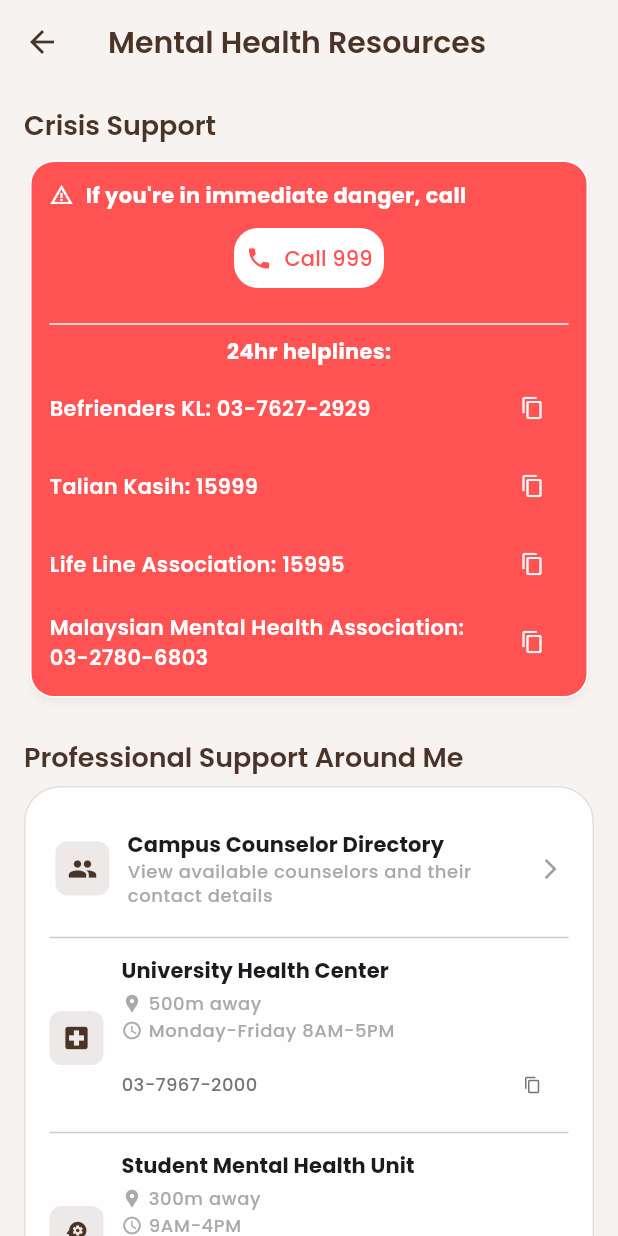
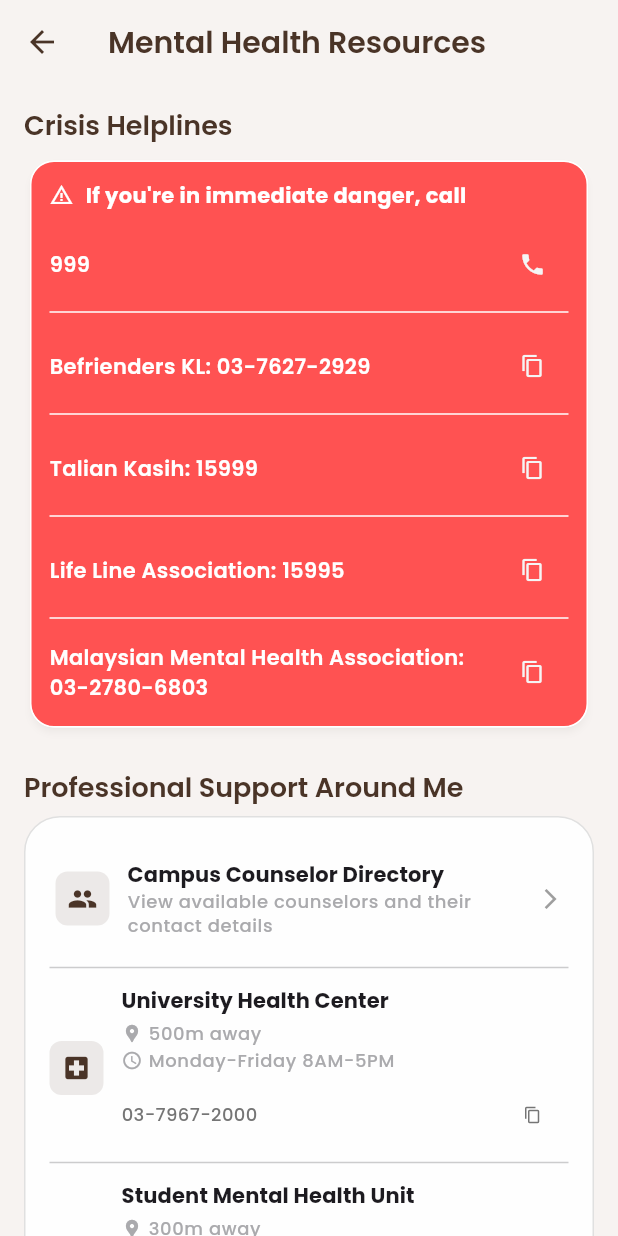
Before and after one commit to jocelyngan2005/solace, a Flutter app: the ResourcesScreen screen opened directly, on a phone screen of 412 x 824 dp. Run offline on Flutter 3.47's test engine with Material 3 defaults, Android fonts, the phone set to English and light mode, and no system bars; our stand-ins replace fl_chart, google_fonts.

Commit message:
minor updates

```diff
--- a/lib/screens/therapy/grounding_toolkit/physical_grounding.dart
+++ b/lib/screens/therapy/grounding_toolkit/physical_grounding.dart
@@ -610,7 +610,7 @@
         // Current step
         Container(
           width: double.infinity,
-          constraints: const BoxConstraints(minHeight: 300),
+          constraints: const BoxConstraints(minHeight: 480),
           padding: const EdgeInsets.all(32),
           decoration: BoxDecoration(
             color: Theme.of(context).colorScheme.primary,
@@ -638,7 +638,7 @@
                 ),
               ),
 
-              const SizedBox(height: 40),
+              const SizedBox(height: 60),
 
               // Visual Timer (only for temperature and muscle techniques)
               if (selectedTechnique == 'temperature' || selectedTechnique == 'muscle') ...[
@@ -683,7 +683,7 @@
                     ),
                   ],
                 ),
-                const SizedBox(height: 40),
+                const SizedBox(height: 60),
                 // Control Panel
                 Container(
                   padding: const EdgeInsets.all(16),
--- a/lib/screens/therapy/resources_screen.dart
+++ b/lib/screens/therapy/resources_screen.dart
@@ -17,7 +17,7 @@
           children: [
             // Crisis Support
             Text(
-              'Crisis Support',
+              'Crisis Helplines',
               style: Theme.of(context).textTheme.titleLarge?.copyWith(
                 fontWeight: FontWeight.w600,
               ),
@@ -52,46 +52,42 @@
                           ),
                           ],
                         ),
-                        const SizedBox(height: 8),
-                        SizedBox(
-                          width: 100,
-                          child: ElevatedButton.icon(
-                          icon: const Icon(Icons.phone, color: Colors.redAccent),
-                          label: const Text('Call 999'),
-                          style: ElevatedButton.styleFrom(
-                            backgroundColor: Colors.white,
-                            foregroundColor: Colors.redAccent,
-                            shape: RoundedRectangleBorder(
-                            borderRadius: BorderRadius.circular(16),
+                        const SizedBox(height: 12),
+                        Row(
+                            children: [
+                            Expanded(
+                              child: Text(
+                              '999',
+                              style: const TextStyle(fontWeight: FontWeight.w600, color: Colors.white),
                               ),
-                            padding: const EdgeInsets.symmetric(vertical: 8),
                             ),
+                            IconButton(
                               onPressed: () {
-                            // You can use url_launcher to actually call, but here just show a snackbar
                               ScaffoldMessenger.of(context).showSnackBar(
                                 const SnackBar(
                                 content: Text('Dialing 999...'),
                                 duration: Duration(seconds: 2),
+                                behavior: SnackBarBehavior.fixed,
                                 ),
                               );
                               },
+                              icon: Icon(Icons.phone, size: 18, color: Colors.grey[100]),
+                              tooltip: 'Call 999',
+                              padding: EdgeInsets.zero,
+                              constraints: const BoxConstraints(),
                             ),
+                          ],
                         ),
-                        const SizedBox(height: 12),
                         const Divider(color: Colors.white),
-                        const Text(
-                          '24hr helplines:',
-                          style: TextStyle(
-                            fontWeight: FontWeight.bold,
-                            color: Colors.white,
-                          ),
-                        ),
                         const SizedBox(height: 4),
                         _buildCrisisContactItem(context, 'Befrienders KL', '03-7627-2929'),
+                        const Divider(color: Colors.white),
                         const SizedBox(height: 4),
                         _buildCrisisContactItem(context, 'Talian Kasih', '15999'),
+                        const Divider(color: Colors.white),
                         const SizedBox(height: 4),
                         _buildCrisisContactItem(context, 'Life Line Association', '15995'),
+                        const Divider(color: Colors.white),
                         const SizedBox(height: 4),
                         _buildCrisisContactItem(context, 'Malaysian Mental Health Association', '03-2780-6803'),
                       ],
```
Also changed, not shown: lib/screens/therapy/positive_affirmation_screen.dart (+14 -12 lines). Lines whose indentation alone changed are shown as unchanged.
